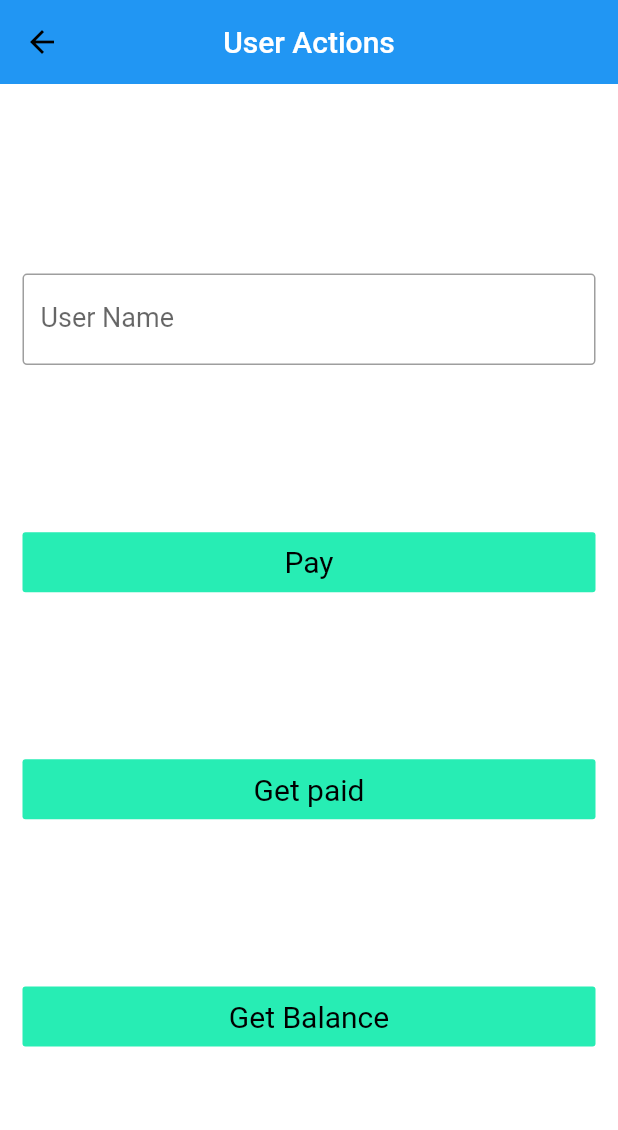
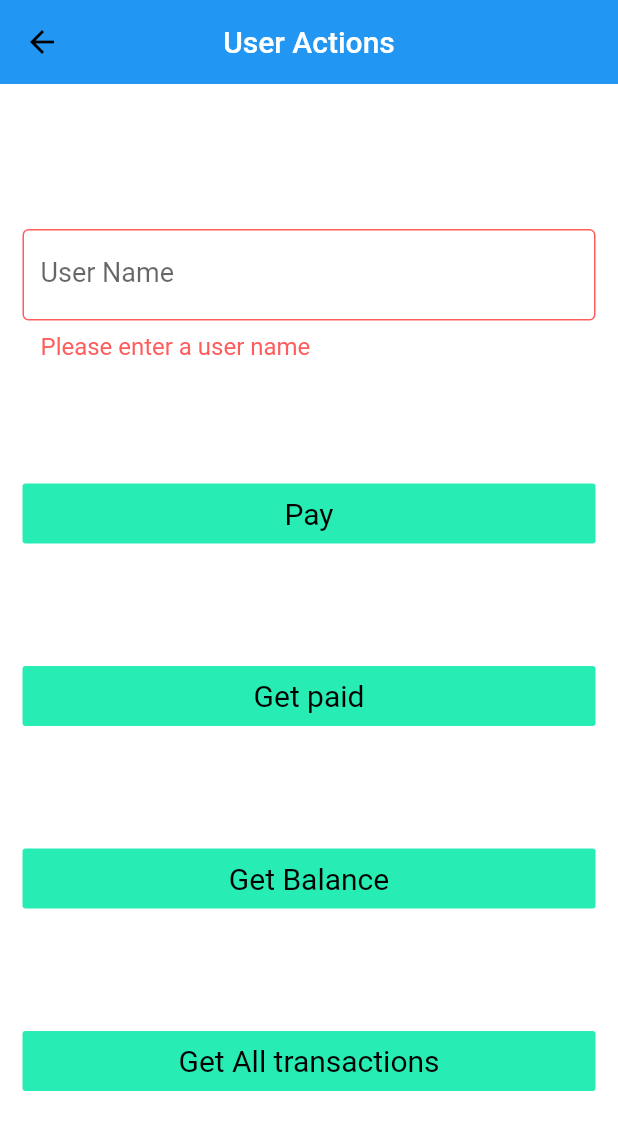
Before and after one commit to charbel-elhajj/simple_payment_app, a Flutter app: the UserActionsScreen screen opened by its route, after a tap on "Pay", on a phone screen of 412 x 824 dp. Shown: the top 1130 px of the screen. Run offline on Flutter 3.47's test engine with Material 2 defaults, Android fonts, the phone set to English and light mode, and no system bars; our stand-ins replace dio; Roboto replaces fonts that are missing (DINNextLTPro).

Commit message:
check if username is provided

```diff
--- a/lib/screens/user_actions_screens.dart
+++ b/lib/screens/user_actions_screens.dart
@@ -9,6 +9,11 @@ class UserActionsScreen extends StatefulWidget {
 }
 
 class _UserActionsScreenState extends State<UserActionsScreen> {
+  final _controller = TextEditingController();
+  var isEnabled = false;
+  final _formKey = GlobalKey<FormState>();
+
+
   @override
   Widget build(BuildContext context) {
     return Scaffold(
@@ -23,33 +28,66 @@ class _UserActionsScreenState extends State<UserActionsScreen> {
     );
   }
 
+  void _unfocusKeyboard(){
+    FocusScope.of(context).unfocus();
+  }
+
   Widget _buildBody() {
-    return Padding(
+    return Form(
+      key: _formKey,
+      child: Padding(
         padding: const EdgeInsets.all(15.0),
         child: Column(
           children: [
             Spacer(),
             TextInput(
               placeholder: 'User Name',
+              controller: _controller,
+              onEditingComplete: _unfocusKeyboard,
+              validator:(value) {
+                if (value == null || value.isEmpty) {
+                  return 'Please enter a user name';
+                }
+                return null;
+              },
             ),
             Spacer(),
             Button(
-            onPressHandler: () {},
+              onPressHandler: () {
+                if (_formKey.currentState!.validate()) {
+                }
+              },
               text: 'Pay',
             ),
             Spacer(),
             Button(
-            onPressHandler: () {},
+              onPressHandler: () {
+                if (_formKey.currentState!.validate()) {
+                }
+              },
               text: 'Get paid',
             ),
             Spacer(),
             Button(
-            onPressHandler: () {},
+              onPressHandler: () {
+                if (_formKey.currentState!.validate()) {
+                }
+              },
               text: 'Get Balance',
+            ),
+            Spacer(),
+            Button(
+              onPressHandler: () {
+                if (_formKey.currentState!.validate()) {
+                }
+              },
+              text: 'Get All transactions',
             ),
             Spacer(),
           ],
         ),
+      ),
     );
   }
+
 }
--- a/lib/widgets/text_input.dart
+++ b/lib/widgets/text_input.dart
@@ -12,6 +12,7 @@ class TextInput extends StatelessWidget {
   final void Function(String?)? onSaveHandler;
   final void Function()? onIconTapHandler;
   final void Function()? onTapHandler;
+  final void Function()? onEditingComplete;
   final void Function(String)? onFieldSubmitted;
   final TextEditingController? controller;
   final TextCapitalization? textCapitalization;
@@ -52,6 +53,7 @@ class TextInput extends StatelessWidget {
     this.suffixStyle,
     this.textAlign = TextAlign.start,
     this.enableInteractiveSelection = false,
+    this.onEditingComplete,
   });
 
   void _unfocusKeyboard(BuildContext context) {
@@ -97,6 +99,7 @@ class TextInput extends StatelessWidget {
       maxLength: maxLength,
       validator: validator,
       enableInteractiveSelection: enableInteractiveSelection,
+      onEditingComplete: onEditingComplete,
     );
   }
 }
```
Lines whose indentation alone changed are shown as unchanged.
